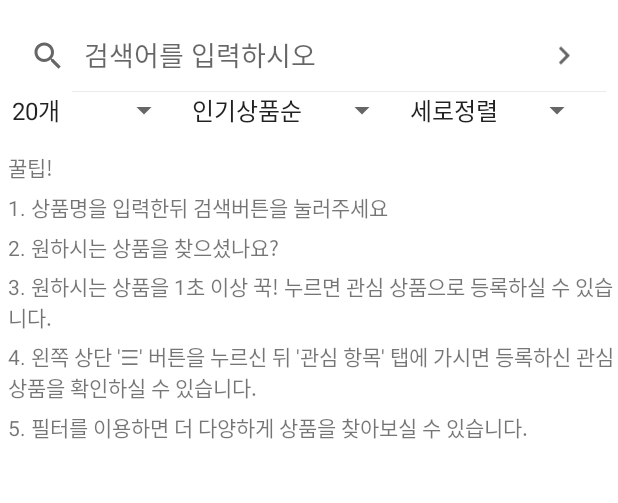
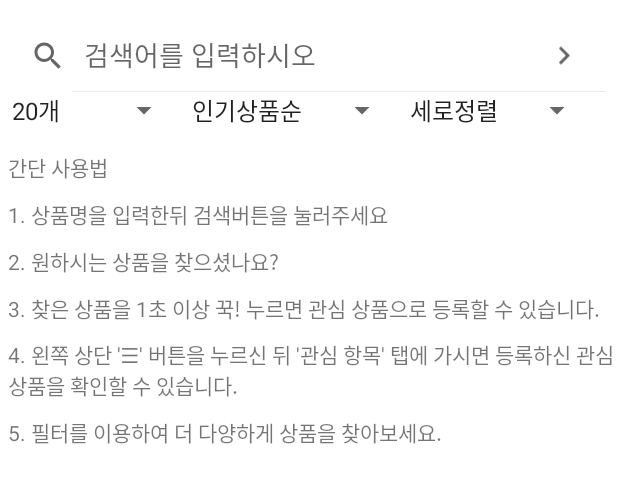
Before and after one commit to rnqhqaltjs/TotalShopping, an Android app: the screen it shows after launch (MainActivity), on a phone screen of 412 x 824 dp, the part 64-567 px from its top. Run offline under Robolectric (Android 15) with nearby library versions, the phone set to English and light mode, and no system bars.

Commit message:
Initial commit

```diff
--- a/app/src/main/res/layout/activity_info.xml
+++ b/app/src/main/res/layout/activity_info.xml
@@ -16,7 +16,7 @@
     <TextView
         android:layout_width="wrap_content"
         android:layout_height="wrap_content"
-        android:text="본 애플리케이션은 네이버 open API를 이용하여 제작되었음을 알립니다."
+        android:text="본 애플리케이션은 네이버 open API를 이용하여 제작되었습니다."
         android:textColor="@color/black"
         android:layout_margin="5dp"
         android:textSize="17sp"/>
--- a/app/src/main/res/layout/activity_main.xml
+++ b/app/src/main/res/layout/activity_main.xml
@@ -77,13 +77,13 @@
                     android:layout_height="wrap_content"
                     android:layout_marginTop="15dp"
                     android:layout_marginStart="5dp"
-                    android:text="꿀팁!" />
+                    android:text="간단 사용법" />
 
                 <TextView
 
                     android:layout_width="wrap_content"
                     android:layout_height="wrap_content"
-                    android:layout_marginTop="5dp"
+                    android:layout_marginTop="10dp"
                     android:layout_marginStart="5dp"
                     android:text="1. 상품명을 입력한뒤 검색버튼을 눌러주세요" />
 
@@ -91,31 +91,31 @@
 
                     android:layout_width="wrap_content"
                     android:layout_height="wrap_content"
-                    android:layout_marginTop="5dp"
+                    android:layout_marginTop="10dp"
                     android:layout_marginStart="5dp"
                     android:text="2. 원하시는 상품을 찾으셨나요?" />
 
                 <TextView
                     android:layout_width="wrap_content"
                     android:layout_height="wrap_content"
-                    android:layout_marginTop="5dp"
+                    android:layout_marginTop="10dp"
                     android:layout_marginStart="5dp"
-                    android:text="3. 원하시는 상품을 1초 이상 꾹! 누르면 관심 상품으로 등록하실 수 있습니다." />
+                    android:text="3. 찾은 상품을 1초 이상 꾹! 누르면 관심 상품으로 등록할 수 있습니다." />
 
                 <TextView
                     android:layout_width="wrap_content"
                     android:layout_height="wrap_content"
-                    android:layout_marginTop="5dp"
+                    android:layout_marginTop="10dp"
                     android:layout_marginStart="5dp"
-                    android:text="4. 왼쪽 상단 '☰' 버튼을 누르신 뒤 '관심 항목' 탭에 가시면 등록하신 관심 상품을 확인하실 수 있습니다." />
+                    android:text="4. 왼쪽 상단 '☰' 버튼을 누르신 뒤 '관심 항목' 탭에 가시면 등록하신 관심 상품을 확인할 수 있습니다." />
 
                 <TextView
 
                     android:layout_width="wrap_content"
                     android:layout_height="wrap_content"
-                    android:layout_marginTop="5dp"
+                    android:layout_marginTop="10dp"
                     android:layout_marginStart="5dp"
-                    android:text="5. 필터를 이용하면 더 다양하게 상품을 찾아보실 수 있습니다." />
+                    android:text="5. 필터를 이용하여 더 다양하게 상품을 찾아보세요." />
 
 
             </LinearLayout>
```
